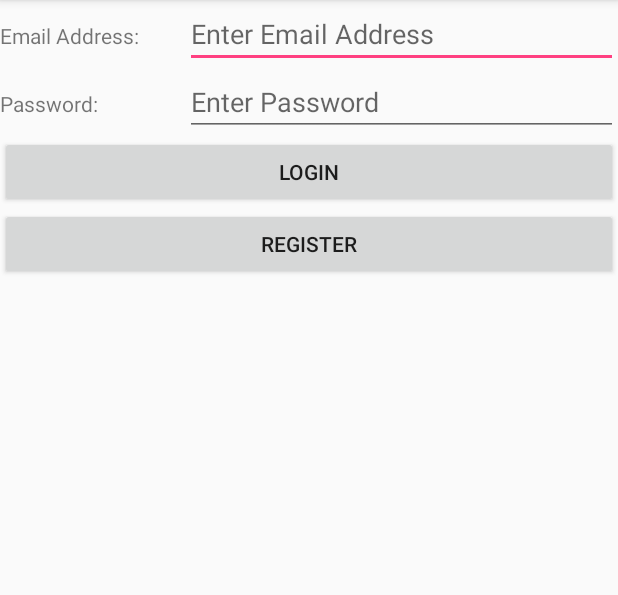
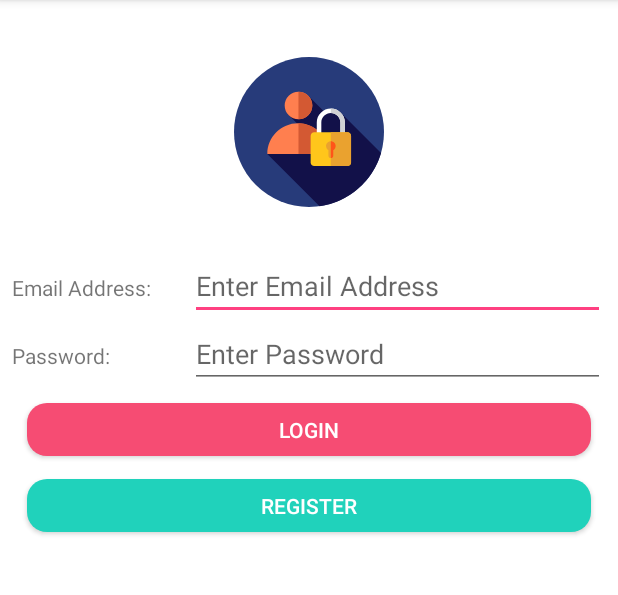
Before and after one commit to Staffone9/SeekSubstitute, an Android app: the screen it shows after launch (LoginActivity), on a phone screen of 412 x 824 dp, the part 84-679 px from its top. Run offline under Robolectric (Android 15) with nearby library versions, the phone set to English and light mode, and no system bars; our stand-ins replace Firebase (no records; nobody signed in at launch, a user with empty details on screens opened directly).

Commit message:
first basic login

```diff
--- /dev/null
+++ b/app/src/main/res/drawable/button_round.xml
@@ -0,0 +1,6 @@
+<?xml version="1.0" encoding="utf-8"?>
+
+<shape xmlns:android="http://schemas.android.com/apk/res/android" android:shape="rectangle">
+    <corners android:radius="13dp" />
+    <solid android:color="@color/bg_screen1" />
+</shape>
--- /dev/null
+++ b/app/src/main/res/drawable/login.xml
@@ -0,0 +1,43 @@
+<?xml version="1.0" encoding="utf-8"?>
+<vector xmlns:android="http://schemas.android.com/apk/res/android"
+    android:viewportWidth="512"
+    android:viewportHeight="512"
+    android:width="512dp"
+    android:height="512dp">
+    <path
+        android:pathData="M512 256A256 256 0 0 1 256 512 256 256 0 0 1 0 256 256 256 0 0 1 256 0 256 256 0 0 1 512 256Z"
+        android:fillColor="#273b7a" />
+    <path
+        android:pathData="M292.03 509.464C392.451 495.316 474.152 422.919 501.859 327.532l-139.944 -139.943 -49.355 3.839 -60.049 -60.049 -24.093 18.889 -3.16 4.31 -42.277 40.093 74.993 74.993 -144.196 61.549 178.252 178.251z"
+        android:fillColor="#121149" />
+    <path
+        android:pathData="M113.778 331.212c0 -57.822 46.875 -104.696 104.696 -104.696 57.821 0 104.696 46.875 104.696 104.696l-209.392 0z"
+        android:fillColor="#ff7f4f" />
+    <path
+        android:pathData="M220.086 226.557l0 104.655 103.084 0c0 -57.282 -46.009 -103.791 -103.084 -104.655z"
+        android:fillColor="#d35933" />
+    <path
+        android:pathData="M267.321 165.685a47.160999 47.160999 0 0 1 -47.161 47.161 47.160999 47.160999 0 0 1 -47.161 -47.161 47.160999 47.160999 0 0 1 47.161 -47.161 47.160999 47.160999 0 0 1 47.161 47.161z"
+        android:fillColor="#ff7f4f" />
+    <path
+        android:pathData="M220.162 118.519c-0.026 0 -0.05 0.002 -0.076 0.002l0 94.317c0.026 0 0.05 0.002 0.076 0.002 26.046 0 47.161 -21.114 47.161 -47.161 0 -26.046 -21.115 -47.16 -47.161 -47.16z"
+        android:fillColor="#d35933" />
+    <path
+        android:pathData="M378.613 304.499l-15.515 0 0 -80.551c0 -17.93 -14.588 -32.518 -32.516 -32.518 -17.93 0 -32.518 14.588 -32.518 32.518l0 80.551 -15.515 0 0 -80.551c0 -26.486 21.547 -48.033 48.033 -48.033 26.484 0 48.031 21.547 48.031 48.033l0 80.551z"
+        android:fillColor="#ffffff" />
+    <path
+        android:pathData="M330.581 175.914c-0.055 0 -0.11 0.003 -0.165 0.003l0 15.519c0.055 0 0.109 -0.009 0.165 -0.009 17.929 0 32.516 14.588 32.516 32.518l0 80.551 15.515 0 0 -80.551c0.001 -26.484 -21.546 -48.031 -48.031 -48.031z"
+        android:fillColor="#d0d1d3" />
+    <path
+        android:pathData="M387.348 372.031l-113.535 0c-6.732 0 -12.19 -5.458 -12.19 -12.19l0 -90.55c0 -6.732 5.458 -12.19 12.19 -12.19l113.535 0c6.732 0 12.19 5.458 12.19 12.19l0 90.55c0 6.732 -5.458 12.19 -12.19 12.19z"
+        android:fillColor="#ffc61b" />
+    <path
+        android:pathData="M387.348 257.103l-56.932 0 0 114.928 56.932 0c6.732 0 12.19 -5.458 12.19 -12.19l0 -90.55c0 -6.73 -5.458 -12.188 -12.19 -12.188z"
+        android:fillColor="#eaa22f" />
+    <path
+        android:pathData="M346.958 304.178c0 -9.045 -7.332 -16.377 -16.377 -16.377 -9.045 0 -16.377 7.332 -16.377 16.377 0 6.058 3.298 11.335 8.189 14.169l0 18.337c0 4.522 3.667 8.189 8.189 8.189 4.522 0 8.189 -3.667 8.189 -8.189l0 -18.337c4.888 -2.834 8.187 -8.111 8.187 -14.169z"
+        android:fillColor="#eaa22f" />
+    <path
+        android:pathData="M330.581 287.801c-0.055 0 -0.109 0.009 -0.165 0.009l0 57.047c0.057 0.002 0.109 0.017 0.165 0.017 4.522 0 8.189 -3.667 8.189 -8.189l0 -18.337c4.891 -2.832 8.189 -8.109 8.189 -14.169 -0.001 -9.046 -7.334 -16.378 -16.378 -16.378z"
+        android:fillColor="#ff5419" />
+</vector>
--- /dev/null
+++ b/app/src/main/res/drawable/register_bc.xml
@@ -0,0 +1,5 @@
+<?xml version="1.0" encoding="utf-8"?>
+<shape xmlns:android="http://schemas.android.com/apk/res/android" android:shape="rectangle">
+    <corners android:radius="13dp" />
+    <solid android:color="#3f51b5" />
+</shape>
--- /dev/null
+++ b/app/src/main/res/drawable/second_button.xml
@@ -0,0 +1,5 @@
+<?xml version="1.0" encoding="utf-8"?>
+<shape xmlns:android="http://schemas.android.com/apk/res/android" android:shape="rectangle">
+<corners android:radius="13dp" />
+<solid android:color="#20d2bb" />
+</shape>
--- a/app/src/main/res/layout/activity_login.xml
+++ b/app/src/main/res/layout/activity_login.xml
@@ -5,8 +5,18 @@
     android:layout_width="match_parent"
     android:layout_height="match_parent"
     tools:context="com.example.staffonechristian.seeksubstitute.LoginActivity"
-    android:orientation="vertical">
+    android:orientation="vertical"
+    android:padding="8dp"
+    android:background="@color/white"
+    >
 
+    <ImageView
+        android:layout_width="100dp"
+        android:layout_height="100dp"
+        android:src="@drawable/login"
+        android:layout_margin="30dp"
+        android:layout_gravity="center"
+        />
     <LinearLayout
         android:layout_height="wrap_content"
         android:layout_width="match_parent"
@@ -56,13 +66,28 @@
     <Button
         android:id="@+id/loginEmailButton"
         android:layout_width="match_parent"
-        android:layout_height="wrap_content"
+        android:layout_height="35dp"
+        android:layout_marginTop="10dp"
+        android:layout_marginBottom="5dp"
+        android:layout_marginStart="10dp"
+        android:layout_marginEnd="10dp"
+        android:background="@drawable/button_round"
+        android:gravity="center"
+        android:textColor="@color/white"
+        android:layout_gravity="center"
         android:text="Login" />
 
     <Button
         android:id="@+id/registerEmailButton"
         android:layout_width="match_parent"
-        android:layout_height="wrap_content"
+        android:layout_height="35dp"
+        android:gravity="center"
+        android:layout_marginTop="10dp"
+        android:layout_marginStart="10dp"
+        android:layout_marginEnd="10dp"
+        android:layout_gravity="center"
+        android:textColor="@color/white"
+        android:background="@drawable/second_button"
         android:text="Register" />
 
 </LinearLayout>
--- a/app/src/main/res/layout/activity_main.xml
+++ b/app/src/main/res/layout/activity_main.xml
@@ -9,7 +9,7 @@
     <TextView
         android:layout_width="wrap_content"
         android:layout_height="wrap_content"
-        android:text="Hello World!"
+        android:text="Welcome!"
         app:layout_constraintBottom_toBottomOf="parent"
         app:layout_constraintLeft_toLeftOf="parent"
         app:layout_constraintRight_toRightOf="parent"
```
Also changed, not shown: app/src/main/java/com/example/staffonechristian/seeksubstitute/LoginActivity.java (+15 -7 lines), app/src/main/res/drawable/register.xml (added, +86 -0 lines), app/src/main/res/layout/activity_registration.xml (+23 -3 lines), app/src/main/res/values/colors.xml (+22 -0 lines).
